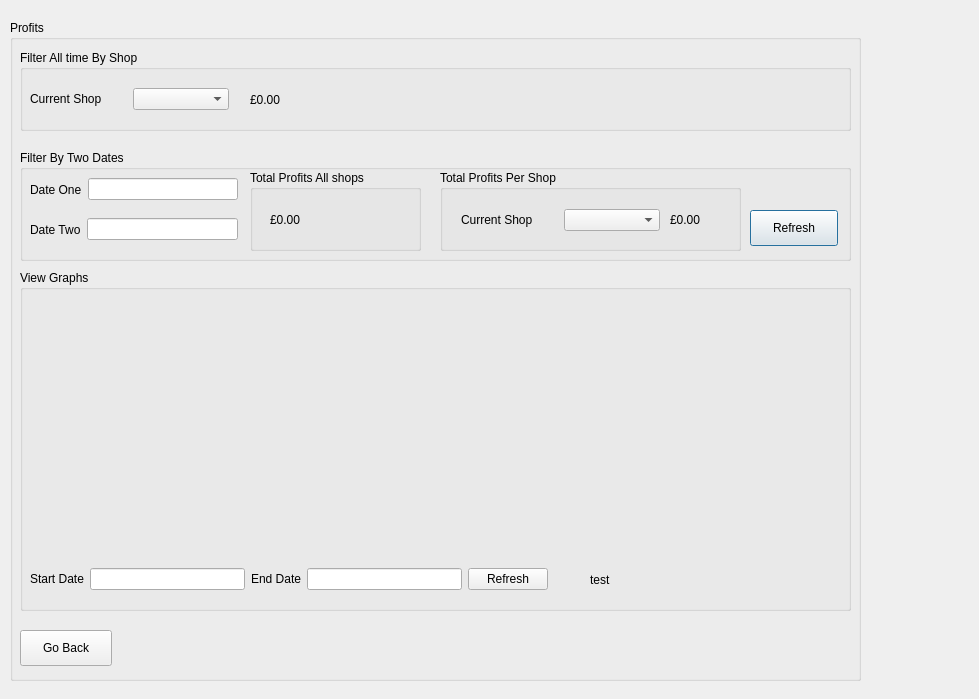
Slavyana-c/16-Cycles, file QtApplication/16Cycles/profits.ui: the form before one commit.
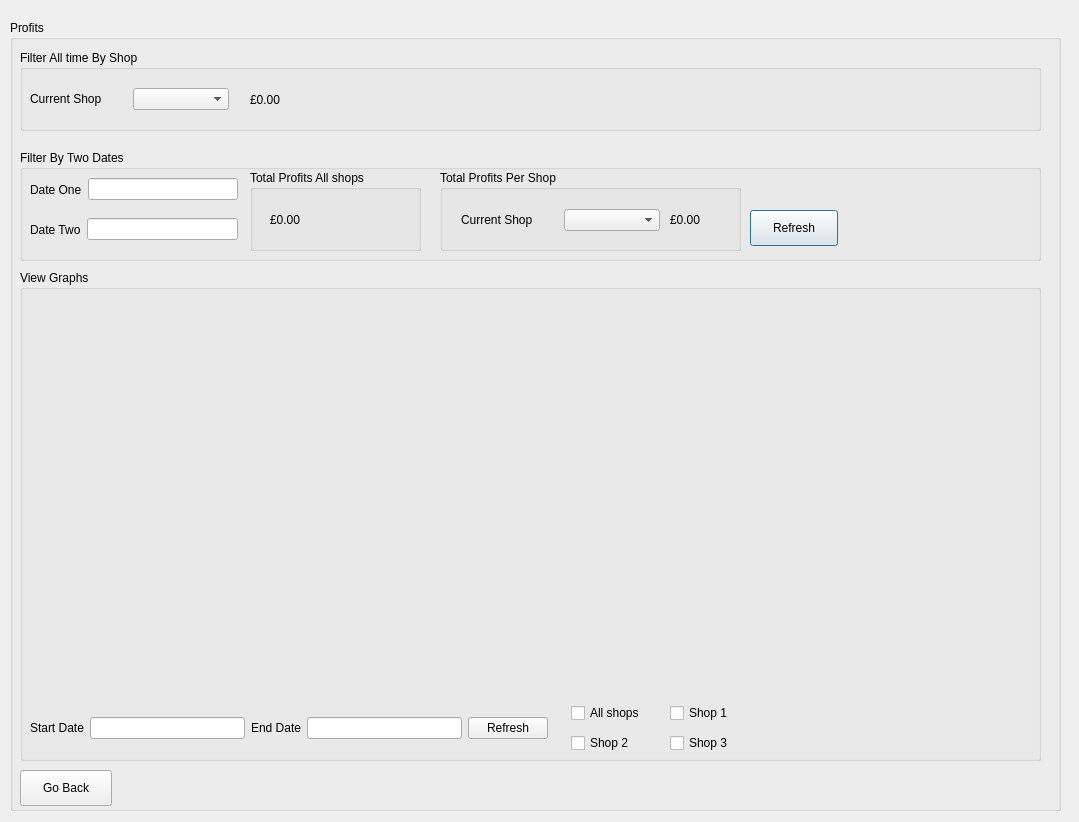
The form after the commit. Custom widgets are drawn as their Qt base class.

Commit message: finished profits, now has all graphs, cleaned up UI

```diff
--- a/QtApplication/16Cycles/profits.ui
+++ b/QtApplication/16Cycles/profits.ui
@@ -6,8 +6,8 @@
    <rect>
     <x>0</x>
     <y>0</y>
-    <width>979</width>
-    <height>699</height>
+    <width>1079</width>
+    <height>822</height>
    </rect>
   </property>
   <property name="windowTitle">
@@ -18,8 +18,8 @@
     <rect>
      <x>10</x>
      <y>20</y>
-     <width>851</width>
-     <height>661</height>
+     <width>1051</width>
+     <height>791</height>
     </rect>
    </property>
    <property name="title">
@@ -30,7 +30,7 @@
      <rect>
       <x>10</x>
       <y>130</y>
-      <width>831</width>
+      <width>1021</width>
       <height>111</height>
      </rect>
     </property>
@@ -130,7 +130,7 @@
       <string>Refresh</string>
      </property>
     </widget>
-    <widget class="QWidget" name="">
+    <widget class="QWidget" name="layoutWidget">
      <property name="geometry">
       <rect>
        <x>10</x>
@@ -152,7 +152,7 @@
       </item>
      </layout>
     </widget>
-    <widget class="QWidget" name="">
+    <widget class="QWidget" name="layoutWidget">
      <property name="geometry">
       <rect>
        <x>10</x>
@@ -180,7 +180,7 @@
      <rect>
       <x>10</x>
       <y>30</y>
-      <width>831</width>
+      <width>1021</width>
       <height>81</height>
      </rect>
     </property>
@@ -203,7 +203,7 @@
       <string>£0.00</string>
      </property>
     </widget>
-    <widget class="QWidget" name="">
+    <widget class="QWidget" name="layoutWidget">
      <property name="geometry">
       <rect>
        <x>10</x>
@@ -231,8 +231,8 @@
      <rect>
       <x>10</x>
       <y>250</y>
-      <width>831</width>
-      <height>341</height>
+      <width>1021</width>
+      <height>491</height>
      </rect>
     </property>
     <property name="title">
@@ -243,29 +243,16 @@
       <rect>
        <x>10</x>
        <y>30</y>
-       <width>801</width>
-       <height>241</height>
+       <width>991</width>
+       <height>391</height>
       </rect>
      </property>
     </widget>
-    <widget class="QLabel" name="label">
-     <property name="geometry">
-      <rect>
-       <x>570</x>
-       <y>300</y>
-       <width>281</width>
-       <height>20</height>
-      </rect>
-     </property>
-     <property name="text">
-      <string>test</string>
-     </property>
-    </widget>
-    <widget class="QWidget" name="">
+    <widget class="QWidget" name="layoutWidget">
      <property name="geometry">
       <rect>
        <x>10</x>
-       <y>290</y>
+       <y>439</y>
        <width>518</width>
        <height>38</height>
       </rect>
@@ -300,12 +287,64 @@
       </item>
      </layout>
     </widget>
+    <widget class="QCheckBox" name="allShopsCheckBox">
+     <property name="geometry">
+      <rect>
+       <x>551</x>
+       <y>430</y>
+       <width>88</width>
+       <height>26</height>
+      </rect>
+     </property>
+     <property name="text">
+      <string>All shops</string>
+     </property>
+    </widget>
+    <widget class="QCheckBox" name="shop2CheckBox">
+     <property name="geometry">
+      <rect>
+       <x>551</x>
+       <y>460</y>
+       <width>75</width>
+       <height>26</height>
+      </rect>
+     </property>
+     <property name="text">
+      <string>Shop 2</string>
+     </property>
+    </widget>
+    <widget class="QCheckBox" name="shop1CheckBox">
+     <property name="geometry">
+      <rect>
+       <x>650</x>
+       <y>430</y>
+       <width>75</width>
+       <height>26</height>
+      </rect>
+     </property>
+     <property name="text">
+      <string>Shop 1</string>
+     </property>
+    </widget>
+    <widget class="QCheckBox" name="shop3CheckBox">
+     <property name="geometry">
+      <rect>
+       <x>650</x>
+       <y>460</y>
+       <width>75</width>
+       <height>26</height>
+      </rect>
+     </property>
+     <property name="text">
+      <string>Shop 3</string>
+     </property>
+    </widget>
    </widget>
    <widget class="QPushButton" name="goBackButton">
     <property name="geometry">
      <rect>
       <x>10</x>
-      <y>610</y>
+      <y>750</y>
       <width>92</width>
       <height>36</height>
      </rect>
```
Left out of the diff: 2 changed lines with no effect on the pictures. The commit also changes 70 other files.
